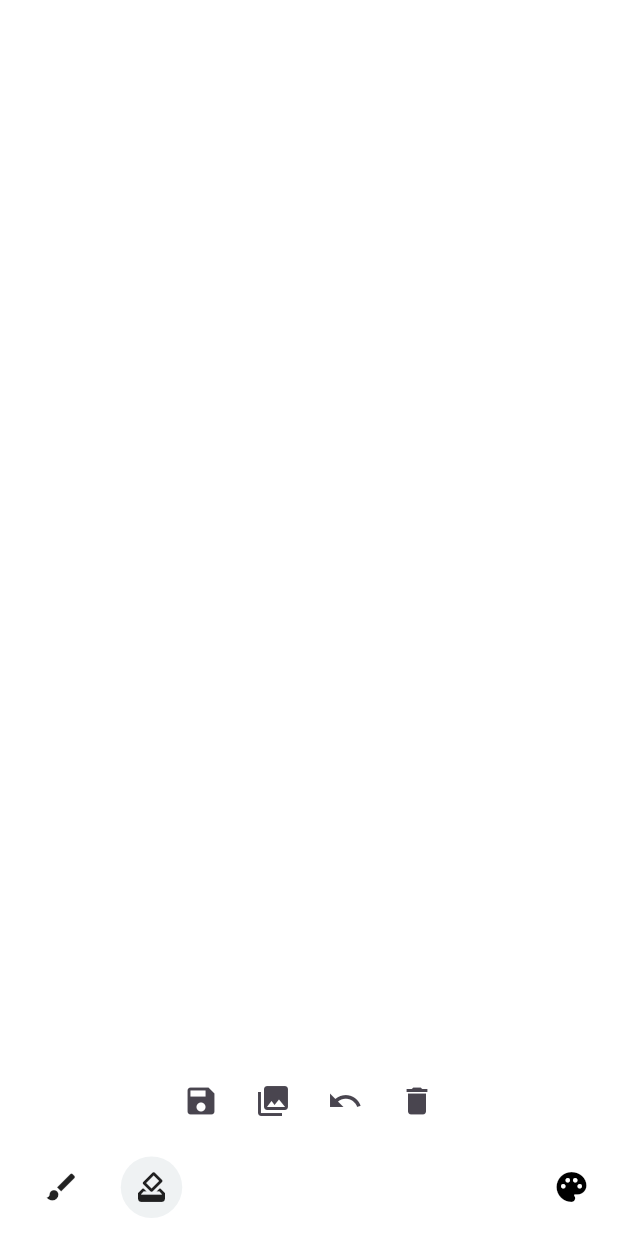
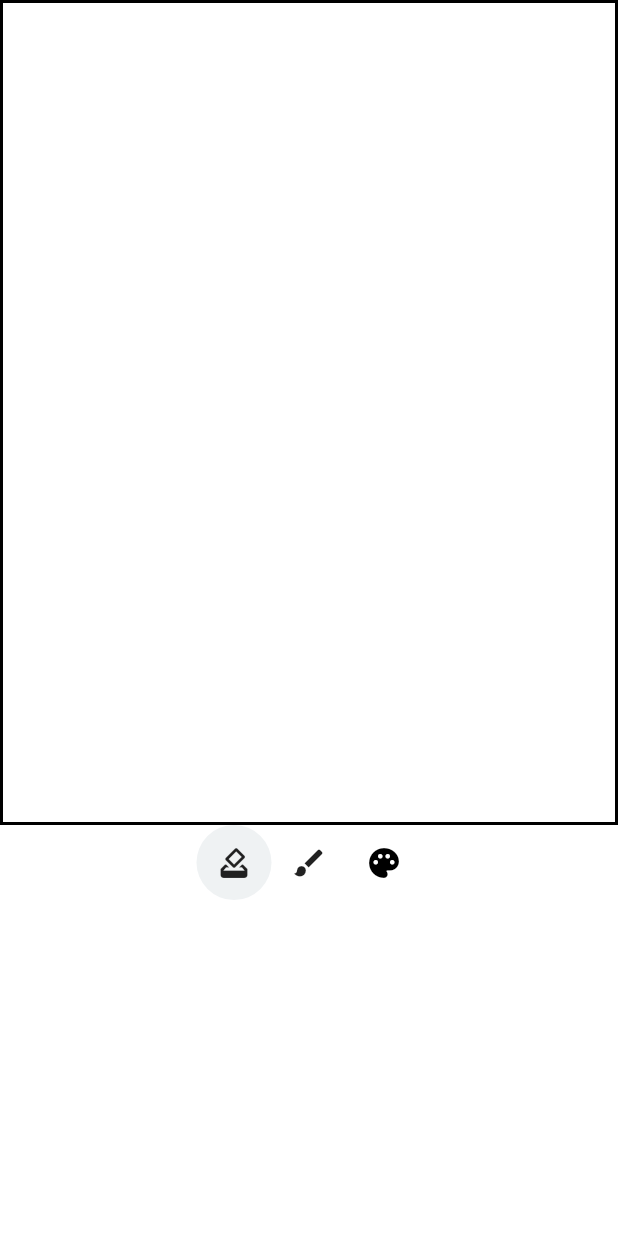
Before and after one commit to hyejeong1020/drawing_board, a Flutter app: the screen it shows after launch, after a tap on the "how to vote" icon, on a phone screen of 412 x 824 dp. Run offline on Flutter 3.47's test engine with Material 3 defaults, Android fonts, the phone set to English and light mode, and no system bars; our stand-ins replace flutter_colorpicker, image_picker.

Commit message:
0627 ui 수정

```diff
--- a/lib/presentation/view/component/drawing_painter.dart
+++ b/lib/presentation/view/component/drawing_painter.dart
@@ -12,11 +12,10 @@ class DrawingPoint {
 
 class DrawingPainter extends CustomPainter {
   final List<DrawingPoint?> strokes;
-  final bool isErasing;
   final ui.Image? backgroundImage;
   final BoxConstraints constraints;
 
-  DrawingPainter(this.backgroundImage, {super.repaint, required this.strokes, required this.isErasing, required this.constraints});
+  DrawingPainter(this.backgroundImage, {super.repaint, required this.strokes, required this.constraints});
 
   @override
   void paint(Canvas canvas, Size size) {
--- a/lib/presentation/view/drawing_board_screen.dart
+++ b/lib/presentation/view/drawing_board_screen.dart
@@ -116,103 +116,120 @@ class _DrawingBoardScreenState extends State<DrawingBoardScreen> {
         body: LayoutBuilder(
           builder: (context, constraints) => Column(
             children: [
-              GestureDetector(
+              SizedBox(
+                width: constraints.maxWidth,
+                height: 550,
+                child: GestureDetector(
                   onPanUpdate: (details) => drawingViewModel.onPanUpdate(context: context, details: details),
                   onPanEnd: (details) => drawingViewModel.stroke.add(null),
                   child: CustomPaint(
                     painter: DrawingPainter(
                       drawingViewModel.selectedImage,
                       strokes: drawingViewModel.stroke,
-                    isErasing: drawingViewModel.isErasing,
                       constraints: constraints,
                     ),
-                  size: Size(constraints.maxWidth, constraints.maxHeight - 50),
+                    size: Size(constraints.maxWidth, 550),
+                    child: Container(decoration: BoxDecoration(border: Border.all(width: 2, color: Colors.black)),),
+                  ),
                 ),
               ),
               Container(
-                width: constraints.maxWidth,
-                height: 50,
-                decoration: BoxDecoration(borderRadius: BorderRadius.vertical(bottom: Radius.circular(15))),
-                child: Padding(
-                  padding: const EdgeInsets.symmetric(horizontal: 15),
-                  child: Row(
+                child: Column(
+                  children: [
+                    Row(
                       mainAxisAlignment: MainAxisAlignment.center,
                       crossAxisAlignment: CrossAxisAlignment.center,
                       children: [
-                      IconButton(onPressed: () =>  drawingViewModel.saveImage(context: context, constraints: constraints), icon: Icon(Icons.save)),
-                      IconButton(onPressed: () => drawingViewModel.pickImage(ImageSource.gallery), icon: Icon(Icons.photo_library)),
-                      IconButton(onPressed: drawingViewModel.undo, icon: Icon(Icons.undo)),
-                      IconButton(onPressed: drawingViewModel.clearDrawing, icon: Icon(Icons.delete)),
-                    ],
+                        GestureDetector(
+                          onTap: drawingViewModel.drawingSelected,
+                          child: Container(
+                            decoration: BoxDecoration(
+                              shape: BoxShape.circle,
+                              color: drawingViewModel.isSelected
+                                  ? Colors.blueGrey.withOpacity(0.1)
+                                  : null,
+                            ),
+                            child: Icon(Icons.how_to_vote),
+                            width: 50,
+                            height: 50,
                           ),
                         ),
-              ),
-            ],
-          ),
-        ),
-        bottomNavigationBar: ClipRRect(
-          borderRadius: BorderRadius.vertical(top: Radius.circular(15)),
-          child: BottomAppBar(
-            height: 65,
-            child: Row(
-              children: [
                         GestureDetector(
-                  onTap: () => _openThickness(context: context),
-                  child: drawingViewModel.isBrush
-                      ? Container(
+                          onTap: () {
+                            drawingViewModel.isSelected ? drawingViewModel.drawingSelected() : _openThickness(context: context);
+                          },
+                          child: Container(
                             decoration: BoxDecoration(
                               shape: BoxShape.circle,
-                            color: Colors.blueGrey.withOpacity(0.1),
-                          ),
-                          child: Icon(Icons.brush),
-                          width: 50,
-                          height: 50,
-                        )
-                      : Container(
-                          decoration: BoxDecoration(
-                            shape: BoxShape.circle,
+                              color: drawingViewModel.isSelected
+                                  ? null
+                                  : Colors.blueGrey.withOpacity(0.1),
                             ),
                             child: Icon(Icons.brush),
                             width: 50,
                             height: 50,
                           ),
                         ),
-                10.sbW,
-                GestureDetector(
-                  onTap: drawingViewModel.eraserDrawing,
-                  child: drawingViewModel.isErasing
-                      ? Container(
-                          decoration: BoxDecoration(
-                            shape: BoxShape.circle,
-                            color: Colors.blueGrey.withOpacity(0.1),
-                          ),
-                          child: Icon(Icons.how_to_vote),
-                          width: 50,
-                          height: 50,
-                        )
-                      : Container(
-                          decoration: BoxDecoration(shape: BoxShape.circle),
-                          child: Icon(Icons.how_to_vote),
-                          width: 50,
-                          height: 50,
-                        ),
-                ),
-                Spacer(),
                         GestureDetector(
                           onTap: () => _openColorPicker(context: context),
                           child: Container(
-                    width: 30,
-                    height: 30,
+                            width: 50,
+                            height: 50,
                             decoration: BoxDecoration(
                               shape: BoxShape.circle,
                             ),
-                    child: Icon(Icons.palette, color: drawingViewModel.selectedColor,),
+                            child: Icon(
+                              Icons.palette,
+                              color: drawingViewModel.selectedColor,
+                            ),
                           ),
                         ),
                       ],
                     ),
+                    Row(
+                      children: [
+
+                      ],
+                    )
+                  ],
                 ),
               ),
+              // Container(
+              //   width: constraints.maxWidth,
+              //   height: 50,
+              //   decoration: BoxDecoration(borderRadius: BorderRadius.vertical(bottom: Radius.circular(15))),
+              //   child: Padding(
+              //     padding: const EdgeInsets.symmetric(horizontal: 15),
+              //     child: Row(
+              //       mainAxisAlignment: MainAxisAlignment.center,
+              //       crossAxisAlignment: CrossAxisAlignment.center,
+              //       children: [
+              //         IconButton(onPressed: () =>  drawingViewModel.saveImage(context: context, constraints: constraints), icon: Icon(Icons.save)),
+              //         IconButton(onPressed: () => drawingViewModel.pickImage(ImageSource.gallery), icon: Icon(Icons.photo_library)),
+              //         IconButton(onPressed: drawingViewModel.undo, icon: Icon(Icons.undo)),
+              //         IconButton(onPressed: drawingViewModel.clearDrawing, icon: Icon(Icons.delete)),
+              //       ],
+              //     ),
+              //   ),
+              // ),
+            ],
+          ),
+        ),
+      ),
+    );
+  }
+
+  Widget _iconBtn({required Icon icon, required Color backgroundColor, required void Function() onTap}) {
+    return GestureDetector(
+      onTap: onTap,
+      child: Container(
+        decoration: BoxDecoration(
+          shape: BoxShape.circle,
+          color: backgroundColor
+        ),
+        width: 50,
+        height: 50,
+        child: icon,
       ),
     );
   }
--- a/lib/presentation/view_model/drawing_view_model.dart
+++ b/lib/presentation/view_model/drawing_view_model.dart
@@ -22,22 +22,25 @@ class DrawingViewModel extends ChangeNotifier {
   List<DrawingPoint?> currentStroke = [];
   List<double> brushList = [1.0, 3.0, 5.0, 10.0, 15.0, 20.0];
   double strokeWidth = 5.0;
-  bool isErasing = false;
-  bool isBrush = true;
+  bool isSelected = false;
 
   final ImagePicker imagePicker = ImagePicker();
   ui.Image? selectedImage;
 
   Future<void> onPanUpdate({required BuildContext context, required DragUpdateDetails details}) async {
     RenderBox renderBox = context.findRenderObject() as RenderBox;
+    Offset localPosition = renderBox.globalToLocal(details.globalPosition);
+
+    if (localPosition.dy <= 550) {
       stroke.add(
         DrawingPoint(
           offset: renderBox.globalToLocal(details.globalPosition),
-        color: selectedColor,
+          color: isSelected ? Colors.white : selectedColor,
           strokeWidth: strokeWidth,
         ),
       );
       notifyListeners();
+    }
   }
 
   Future<void> undo() async {
@@ -60,9 +63,8 @@ class DrawingViewModel extends ChangeNotifier {
     notifyListeners();
   }
 
-  Future<void> eraserDrawing() async {
-    isBrush = !isBrush;
-    isErasing = !isErasing;
+  Future<void> drawingSelected() async {
+    isSelected = !isSelected;
     notifyListeners();
   }
 
```
Lines whose indentation alone changed are shown as unchanged.
